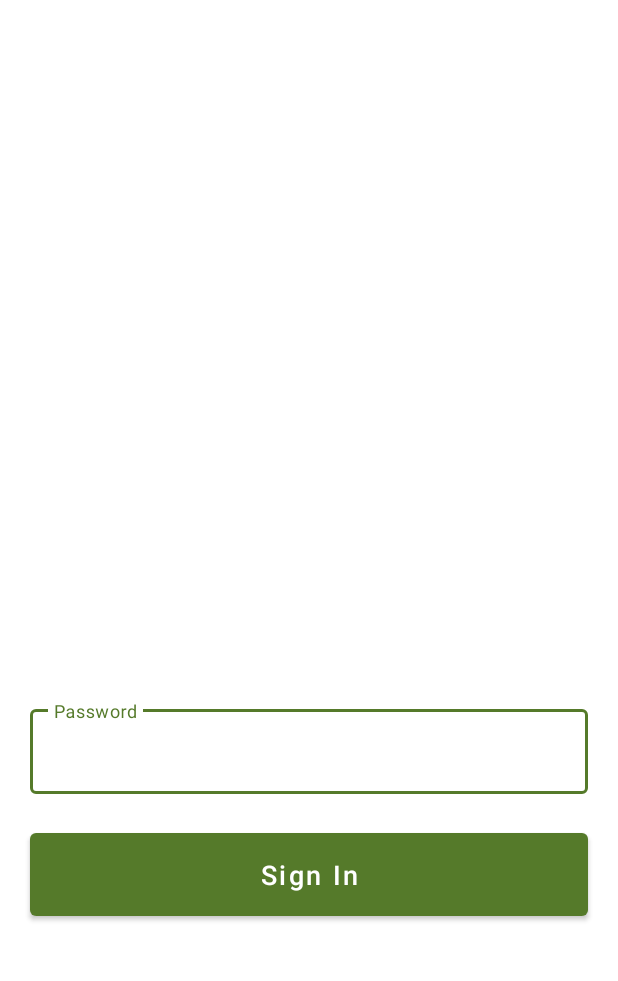
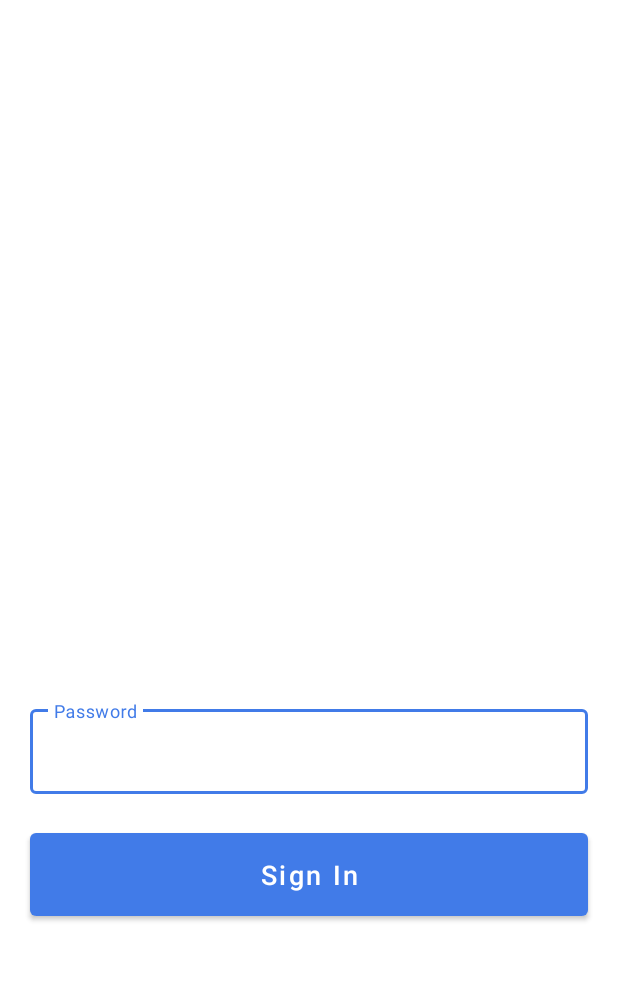
Before and after one commit to nagraj0308/BookAutoDriver, an Android app: the screen it shows after launch (LoginActivity), on a phone screen of 412 x 824 dp, the part 236-1217 px from its top. Run offline under Robolectric (Android 15) with nearby library versions, the phone set to English and light mode, and no system bars; our stand-ins replace Dagger/Hilt's generated code.

Commit message:
stage1 completedhe

```diff
--- a/app/build.gradle.kts
+++ b/app/build.gradle.kts
@@ -17,8 +17,8 @@ android {
         applicationId = "com.book.admin"
         minSdk = 31
         targetSdk = 34
-        versionCode = 2
-        versionName = "0.2"
+        versionCode = 4
+        versionName = "0.4"
 
         testInstrumentationRunner = "androidx.test.runner.AndroidJUnitRunner"
     }
--- a/app/src/main/res/values/colors.xml
+++ b/app/src/main/res/values/colors.xml
@@ -1,7 +1,7 @@
 <?xml version="1.0" encoding="utf-8"?>
 <resources>
-    <color name="purple_200">#557A2A</color>
-    <color name="purple_500">#3B6708</color>
+    <color name="purple_200">#417be8</color>
+    <color name="purple_500">#115AE3</color>
     <color name="teal_200">#FF03DAC5</color>
     <color name="teal_700">#FF018786</color>
     <color name="black">#FF000000</color>
```
Also changed, not shown: app/src/main/ic_launcher-playstore.png, app/src/main/res/drawable/header_bg.jpg (deleted), app/src/main/res/drawable/header_bg.png (added), app/src/main/res/mipmap-hdpi/ic_launcher.webp, app/src/main/res/mipmap-hdpi/ic_launcher_foreground.webp, app/src/main/res/mipmap-hdpi/ic_launcher_round.webp, app/src/main/res/mipmap-mdpi/ic_launcher.webp, app/src/main/res/mipmap-mdpi/ic_launcher_foreground.webp, app/src/main/res/mipmap-mdpi/ic_launcher_round.webp, app/src/main/res/mipmap-xhdpi/ic_launcher.webp, app/src/main/res/mipmap-xhdpi/ic_launcher_foreground.webp, app/src/main/res/mipmap-xhdpi/ic_launcher_round.webp, app/src/main/res/mipmap-xxhdpi/ic_launcher.webp, app/src/main/res/mipmap-xxhdpi/ic_launcher_foreground.webp, 4 more files.
